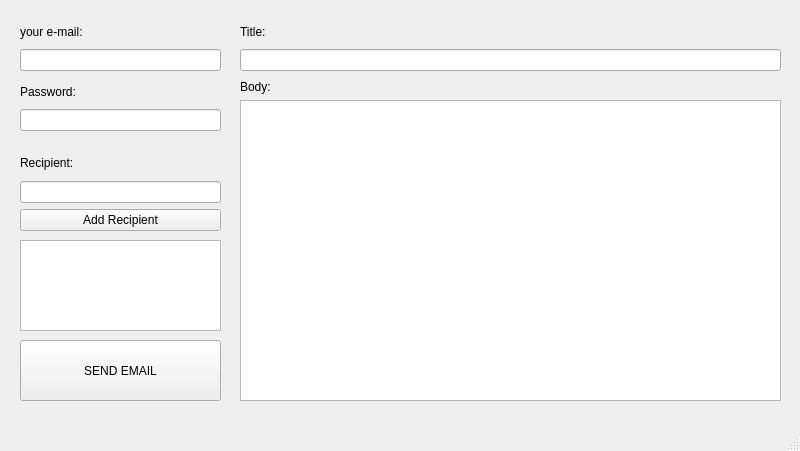
Jano732/Just_Another_Mail_Client, file mainwindow.ui: the form before one commit.
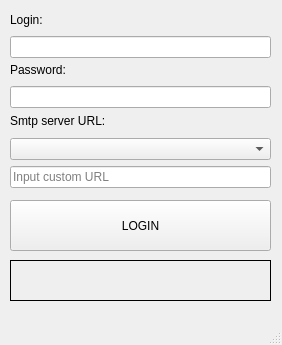
The form after the commit.

The edit to the form file:
```diff
--- a/mainwindow.ui
+++ b/mainwindow.ui
@@ -6,83 +6,73 @@
    <rect>
     <x>0</x>
     <y>0</y>
-    <width>800</width>
-    <height>451</height>
+    <width>282</width>
+    <height>345</height>
    </rect>
   </property>
   <property name="windowTitle">
    <string>MainWindow</string>
   </property>
   <widget class="QWidget" name="centralwidget">
-   <widget class="QPushButton" name="btn_sndEmail">
+   <widget class="QCheckBox" name="checkBox_test">
+    <property name="enabled">
+     <bool>true</bool>
+    </property>
     <property name="geometry">
      <rect>
-      <x>20</x>
-      <y>340</y>
-      <width>201</width>
-      <height>61</height>
+      <x>780</x>
+      <y>0</y>
+      <width>78</width>
+      <height>22</height>
      </rect>
     </property>
     <property name="text">
-     <string>SEND EMAIL</string>
+     <string/>
     </property>
    </widget>
-   <widget class="QWidget" name="">
+   <widget class="QPushButton" name="pushButton_login">
     <property name="geometry">
      <rect>
-      <x>20</x>
-      <y>150</y>
-      <width>201</width>
-      <height>81</height>
-     </rect>
-    </property>
-    <layout class="QVBoxLayout" name="verticalLayout_2">
-     <item>
-      <widget class="QLabel" name="label_3">
-       <property name="text">
-        <string>Recipient:</string>
-       </property>
-      </widget>
-     </item>
-     <item>
-      <widget class="QLineEdit" name="le_recipient"/>
-     </item>
-     <item>
-      <widget class="QPushButton" name="btn_AddRcp">
-       <property name="text">
-        <string>Add Recipient</string>
-       </property>
-      </widget>
-     </item>
-    </layout>
-   </widget>
-   <widget class="QListWidget" name="lstWid_listOfRecipients">
-    <property name="geometry">
-     <rect>
-      <x>20</x>
-      <y>240</y>
-      <width>201</width>
-      <height>91</height>
-     </rect>
-    </property>
-   </widget>
-   <widget class="QWidget" name="">
-    <property name="geometry">
-     <rect>
-      <x>20</x>
-      <y>20</y>
-      <width>201</width>
+      <x>10</x>
+      <y>200</y>
+      <width>261</width>
       <height>51</height>
+     </rect>
+    </property>
+    <property name="text">
+     <string>LOGIN</string>
+    </property>
+   </widget>
+   <widget class="QLabel" name="label_errorInfo">
+    <property name="geometry">
+     <rect>
+      <x>10</x>
+      <y>260</y>
+      <width>261</width>
+      <height>41</height>
+     </rect>
+    </property>
+    <property name="frameShape">
+     <enum>QFrame::Shape::Box</enum>
+    </property>
+    <property name="text">
+     <string/>
+    </property>
+   </widget>
+   <widget class="QWidget" name="layoutWidget">
+    <property name="geometry">
+     <rect>
+      <x>10</x>
+      <y>10</y>
+      <width>261</width>
+      <height>48</height>
      </rect>
     </property>
     <layout class="QVBoxLayout" name="verticalLayout">
      <item>
       <widget class="QLabel" name="label">
-       <property name="frameShape">
-        <enum>QFrame::Shape::NoFrame</enum>
-       </property>
        <property name="text">
-        <string>your e-mail:</string>
+        <string>Login:</string>
        </property>
       </widget>
      </item>
@@ -91,16 +81,16 @@
      </item>
     </layout>
    </widget>
-   <widget class="QWidget" name="">
+   <widget class="QWidget" name="layoutWidget">
     <property name="geometry">
      <rect>
-      <x>20</x>
-      <y>80</y>
-      <width>201</width>
-      <height>51</height>
+      <x>10</x>
+      <y>60</y>
+      <width>261</width>
+      <height>48</height>
      </rect>
     </property>
-    <layout class="QVBoxLayout" name="verticalLayout_3">
+    <layout class="QVBoxLayout" name="verticalLayout_2">
      <item>
       <widget class="QLabel" name="label_2">
        <property name="text">
@@ -109,7 +99,10 @@
       </widget>
      </item>
      <item>
-      <widget class="QLineEdit" name="lineEdit_pasword">
+      <widget class="QLineEdit" name="lineEdit_password">
+       <property name="enabled">
+        <bool>true</bool>
+       </property>
        <property name="echoMode">
         <enum>QLineEdit::EchoMode::Password</enum>
        </property>
@@ -117,48 +110,33 @@
      </item>
     </layout>
    </widget>
-   <widget class="QWidget" name="">
+   <widget class="QWidget" name="layoutWidget">
     <property name="geometry">
      <rect>
-      <x>240</x>
-      <y>20</y>
-      <width>541</width>
-      <height>51</height>
+      <x>10</x>
+      <y>110</y>
+      <width>261</width>
+      <height>78</height>
      </rect>
     </property>
-    <layout class="QVBoxLayout" name="verticalLayout_5">
+    <layout class="QVBoxLayout" name="verticalLayout_3">
      <item>
-      <widget class="QLabel" name="label_5">
+      <widget class="QLabel" name="label_3">
        <property name="text">
-        <string>Title:</string>
+        <string>Smtp server URL:</string>
        </property>
       </widget>
      </item>
      <item>
-      <widget class="QLineEdit" name="lineEdit_title"/>
+      <widget class="QComboBox" name="comboBox_urls"/>
      </item>
-    </layout>
-   </widget>
-   <widget class="QWidget" name="">
-    <property name="geometry">
-     <rect>
-      <x>240</x>
-      <y>80</y>
-      <width>541</width>
-      <height>321</height>
-     </rect>
-    </property>
-    <layout class="QVBoxLayout" name="verticalLayout_4">
      <item>
-      <widget class="QLabel" name="label_4">
-       <property name="text">
-        <string>Body:</string>
+      <widget class="QLineEdit" name="lineEdit_customURL">
+       <property name="placeholderText">
+        <string>Input custom URL</string>
        </property>
       </widget>
      </item>
-     <item>
-      <widget class="QTextEdit" name="textEdit_body"/>
-     </item>
     </layout>
    </widget>
   </widget>
```
Left out of the diff: 4 changed lines with no effect on the pictures.
